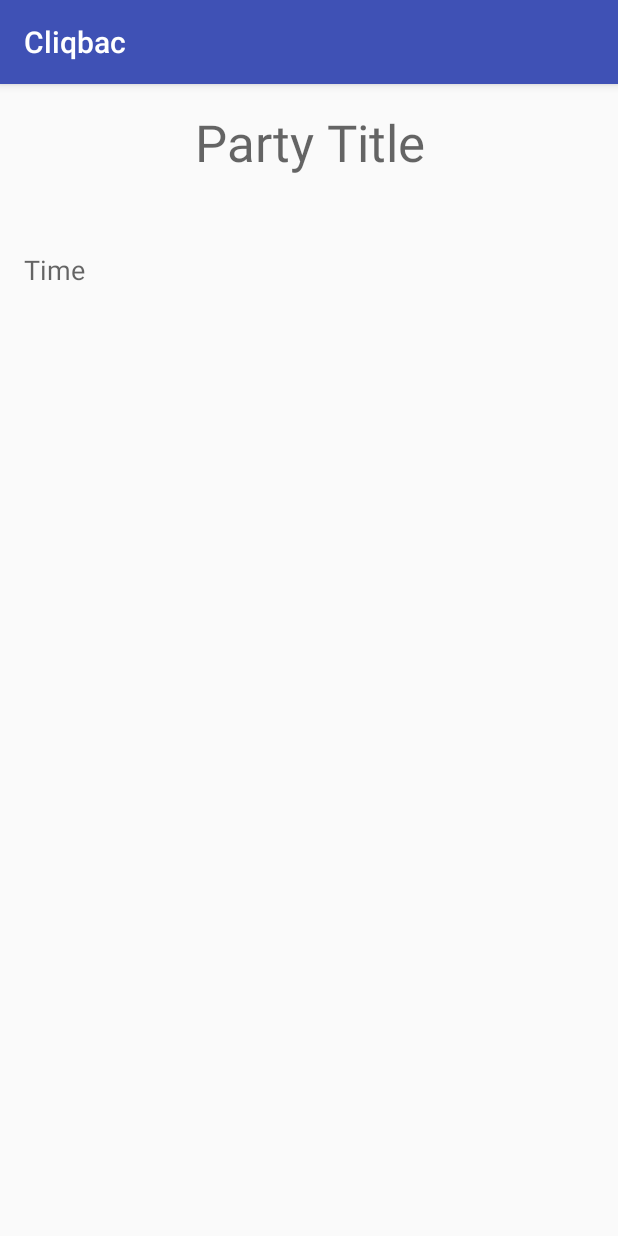
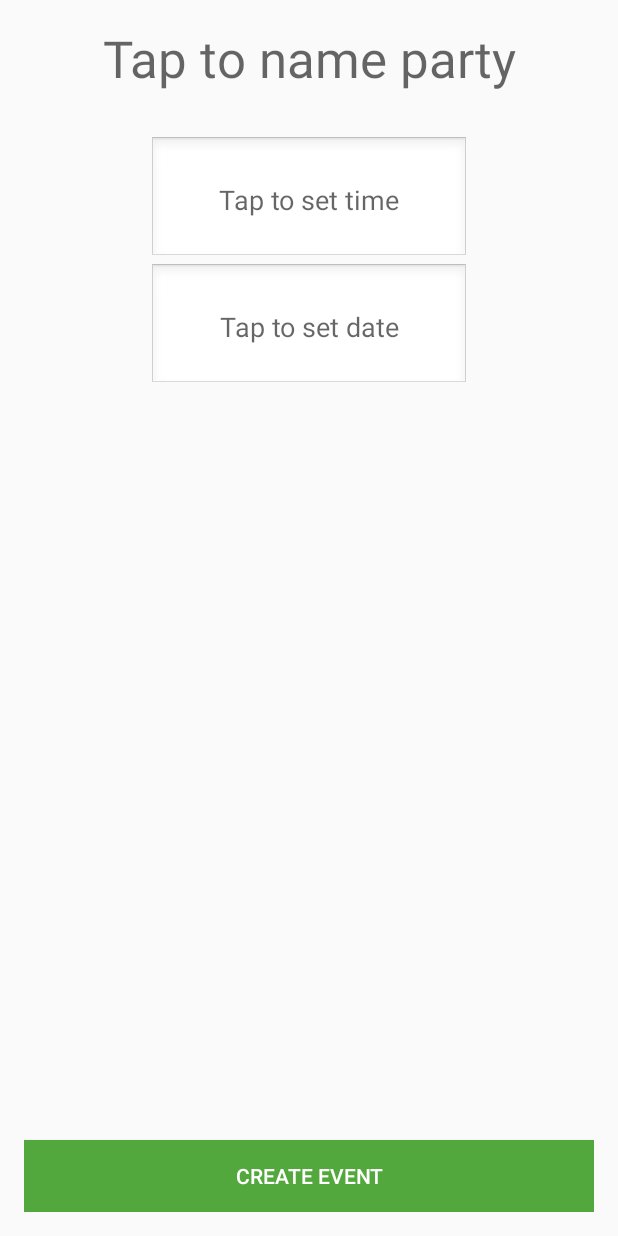
Before and after one commit to ChetMokh/Cliqbac, an Android app: the CreatePartyActivity screen opened directly, with no data from a screen before it, on a phone screen of 412 x 824 dp. Run offline under Robolectric (Android 15) with nearby library versions, the phone set to English and light mode, and no system bars.

Commit message:
Changed theme and added DatePickerDialog

```diff
--- a/app/src/main/AndroidManifest.xml
+++ b/app/src/main/AndroidManifest.xml
@@ -12,11 +12,11 @@
         android:icon="@mipmap/ic_launcher"
         android:label="@string/app_name"
         android:supportsRtl="true"
-        android:theme="@style/AppTheme">
+        android:theme="@style/CliqbacTheme">
         <activity
             android:name=".MainActivity"
             android:label="@string/app_name"
-            android:theme="@style/AppTheme.NoActionBar">
+            android:theme="@style/CliqbacTheme">
             <intent-filter>
                 <action android:name="android.intent.action.MAIN" />
 
@@ -26,7 +26,7 @@
         <activity
             android:name=".NavigationActivity"
             android:label="@string/title_activity_navigation"
-            android:theme="@style/AppTheme.NoActionBar" />
+            android:theme="@style/CliqbacTheme" />
         <activity
             android:name=".LoginActivity"
             android:label="@string/title_activity_login" />
--- a/app/src/main/java/co/thepartyon/cliqbac/CreatePartyActivity.java
+++ b/app/src/main/java/co/thepartyon/cliqbac/CreatePartyActivity.java
@@ -1,12 +1,17 @@
 package co.thepartyon.cliqbac;
 
+import android.app.DatePickerDialog;
 import android.app.TimePickerDialog;
+import android.support.design.widget.Snackbar;
 import android.support.v7.app.AppCompatActivity;
 import android.os.Bundle;
 import android.view.View;
+import android.widget.Button;
+import android.widget.DatePicker;
 import android.widget.EditText;
 import android.widget.TimePicker;
 
+import java.text.DateFormatSymbols;
 import java.util.Calendar;
 
 public class CreatePartyActivity extends AppCompatActivity implements View.OnClickListener{
@@ -18,8 +23,14 @@ public class CreatePartyActivity extends AppCompatActivity implements View.OnCli
 
 
         //Instantiate Buttons + Set onClick Listeners
-        final View startTime = (EditText) findViewById(R.id.startTimeEditText);
+        View startTime = (EditText) findViewById(R.id.startTimeEditText);
         startTime.setOnClickListener(this);
+
+        View startDate = (EditText) findViewById(R.id.startDateEditText);
+        startDate.setOnClickListener(this);
+
+        View confirm = (Button) findViewById(R.id.confirmButton);
+        confirm.setOnClickListener(this);
 
     }
 
@@ -41,7 +52,7 @@ public class CreatePartyActivity extends AppCompatActivity implements View.OnCli
                     } else {
                         AM_PM = "PM";
                     }
-                    startTime.setText( "" + (Math.abs(selectedHour - 12)) + ":" + selectedMinute + " " + AM_PM);
+                    startTime.setText((Math.abs(selectedHour - 12)) + ":" + selectedMinute + " " + AM_PM);
                 }
             }, hour, minute, false);
             mTimePicker.setTitle("Select Time");
@@ -49,7 +60,37 @@ public class CreatePartyActivity extends AppCompatActivity implements View.OnCli
 
         }
 
-        //else if(v.getId() == R.id.date)
+        else if(v.getId() == R.id.startDateEditText) //Click Date, bring up DatePickerDialog
+        {
+            final EditText startDate = (EditText) v;
+            Calendar mcurrentDate = Calendar.getInstance();
+            int day = mcurrentDate.get(Calendar.DAY_OF_MONTH);
+            int month = mcurrentDate.get(Calendar.MONTH);
+            int year = mcurrentDate.get(Calendar.YEAR);
+
+            DatePickerDialog mDatePicker = new DatePickerDialog(this, new DatePickerDialog.OnDateSetListener() {
+                @Override
+                public void onDateSet(DatePicker view, int year, int monthOfYear, int dayOfMonth) {
+
+
+                    startDate.setText(getMonth(monthOfYear) + " " + dayOfMonth + ", " + year);
+                }
+            }, year, month, day);
+            mDatePicker.setTitle("Select Date");
+            mDatePicker.show();
+
+        }
+
+        else if(v.getId() == R.id.confirmButton) //User clicks the confirm button, data is stored in DB
+        {
+            //Store info in DB and move to next activity
+            Snackbar.make(v, "Confirmed.", Snackbar.LENGTH_SHORT).show();
+        }
 
     }
+
+    public String getMonth(int month) {
+        return new DateFormatSymbols().getMonths()[month-1];
+    }
+
 }
--- a/app/src/main/res/layout/activity_create_party.xml
+++ b/app/src/main/res/layout/activity_create_party.xml
@@ -13,12 +13,12 @@
     <EditText
         android:layout_width="wrap_content"
         android:layout_height="wrap_content"
-        android:inputType="textMultiLine"
+        android:inputType="textImeMultiLine"
         android:ems="10"
         android:id="@+id/partyTitle"
         android:layout_alignParentTop="true"
         android:layout_centerHorizontal="true"
-        android:hint="Party Title"
+        android:hint="@string/party_title_hint"
         android:textAlignment="center"
         android:textSize="@dimen/abc_text_size_display_1_material"
         android:background="@android:color/transparent" />
@@ -29,10 +29,43 @@
         android:inputType="time"
         android:ems="10"
         android:id="@+id/startTimeEditText"
+        android:background="@android:drawable/edit_text"
+        android:focusableInTouchMode="false"
+        android:windowSoftInputMode="stateHidden"
+        android:hint="Tap to set time"
+        android:layout_marginTop="29dp"
         android:layout_below="@+id/partyTitle"
-        android:layout_alignParentStart="true"
-        android:layout_marginTop="50dp"
-        android:hint="Time"
-        android:background="@android:color/transparent" />
+        android:layout_alignStart="@+id/startDateEditText"
+        android:paddingBottom="10dp"
+        android:padding="30dp"
+        android:layout_alignParentRight="false"
+        android:textAlignment="center" />
+
+    <EditText
+        android:layout_width="wrap_content"
+        android:layout_height="wrap_content"
+        android:inputType="date"
+        android:ems="10"
+        android:id="@+id/startDateEditText"
+        android:focusableInTouchMode="false"
+        android:windowSoftInputMode="stateHidden"
+        android:hint="Tap to set date"
+        android:layout_below="@+id/startTimeEditText"
+        android:layout_centerHorizontal="true"
+        android:padding="30dp"
+        android:background="@android:drawable/edit_text"
+        android:linksClickable="false"
+        android:layout_alignParentRight="false"
+        android:textAlignment="center" />
+
+    <Button
+        android:layout_width="match_parent"
+        android:layout_height="wrap_content"
+        android:id="@+id/confirmButton"
+        android:text="@string/createEventButton"
+        android:background="#52a83c"
+        android:textColor="#ffffff"
+        android:layout_alignParentBottom="true"
+        android:layout_alignParentStart="true" />
 
 </RelativeLayout>
--- a/app/src/main/res/layout/content_main.xml
+++ b/app/src/main/res/layout/content_main.xml
@@ -11,7 +11,7 @@
     app:layout_behavior="@string/appbar_scrolling_view_behavior"
     tools:context="co.thepartyon.cliqbac.MainActivity"
     tools:showIn="@layout/activity_main"
-    android:background="#000000">
+    android:background="#DBE0DB">
 
     <Button
         android:layout_width="match_parent"
@@ -42,7 +42,8 @@
         android:layout_alignParentEnd="false"
         android:background="@drawable/ic_account_circle"
         android:layout_centerHorizontal="true"
-        android:layout_marginTop="150dp" />
+        android:layout_marginTop="150dp"
+        android:contentDescription="n/a" />
 
     <Button
         style="?android:attr/buttonStyleSmall"
--- a/app/src/main/res/values-v21/styles.xml
+++ b/app/src/main/res/values-v21/styles.xml
@@ -6,4 +6,10 @@
         <item name="android:windowDrawsSystemBarBackgrounds">true</item>
         <item name="android:statusBarColor">@android:color/transparent</item>
     </style>
+
+    <style name="CliqbacTheme" parent="Theme.AppCompat.Light.NoActionBar">
+        <item name="colorPrimary">@color/primary_cb_light</item>
+        <item name="android:statusBarColor">@color/primary_cb_light</item>
+        <item name="colorPrimaryDark">@color/primary_material_dark</item>
+    </style>
 </resources>
--- a/app/src/main/res/values/colors.xml
+++ b/app/src/main/res/values/colors.xml
@@ -1,6 +1,9 @@
 <?xml version="1.0" encoding="utf-8"?>
 <resources>
-    <color name="colorPrimary">#3F51B5</color>
+    <color name="colorPrimary">#30853b</color>
     <color name="colorPrimaryDark">#303F9F</color>
     <color name="colorAccent">#FF4081</color>
+    <color name="cbLightGreen">#45bf55</color>
+    <color name="primary_cb_light">#45bf55</color>
+    <color name="primary_dark_material_light">#dbe0db</color>
 </resources>
--- a/app/src/main/res/values/strings.xml
+++ b/app/src/main/res/values/strings.xml
@@ -24,4 +24,5 @@
         completions."
     </string>
     <string name="prompt_phone">Phone</string>
+    <string name="party_title_hint">Tap to name party</string>
 </resources>
--- a/app/src/main/res/values/styles.xml
+++ b/app/src/main/res/values/styles.xml
@@ -3,9 +3,11 @@
     <!-- Base application theme. -->
     <style name="AppTheme" parent="Theme.AppCompat.Light.DarkActionBar">
         <!-- Customize your theme here. -->
-        <item name="colorPrimary">@color/colorPrimary</item>
-        <item name="colorPrimaryDark">@color/colorPrimaryDark</item>
+        <item name="colorPrimary">@color/cbLightGreen</item>
+        <item name="colorPrimaryDark">@color/colorPrimary</item>
         <item name="colorAccent">@color/colorAccent</item>
+        <item name="android:background">#DBE0DB</item>
+        <item name="android:colorBackground">@android:color/background_light</item>
     </style>
 
     <style name="AppTheme.NoActionBar">
@@ -17,4 +19,10 @@
 
     <style name="AppTheme.PopupOverlay" parent="ThemeOverlay.AppCompat.Light" />
 
+    <style name="CliqbacTheme" parent="Theme.AppCompat.Light.NoActionBar" >
+        <item name="colorPrimary">@color/primary_cb_light</item>
+        <item name="colorPrimaryDark">@color/primary_material_dark</item>
+    </style>
+
+
 </resources>
```
Also changed, not shown: app/src/main/res/drawable-hdpi/ic_account_circle.png, app/src/main/res/drawable-mdpi/ic_account_circle.png, app/src/main/res/drawable-xhdpi/ic_account_circle.png, app/src/main/res/drawable-xxhdpi/ic_account_circle.png, app/src/main/res/drawable-xxxhdpi/ic_account_circle.png.
